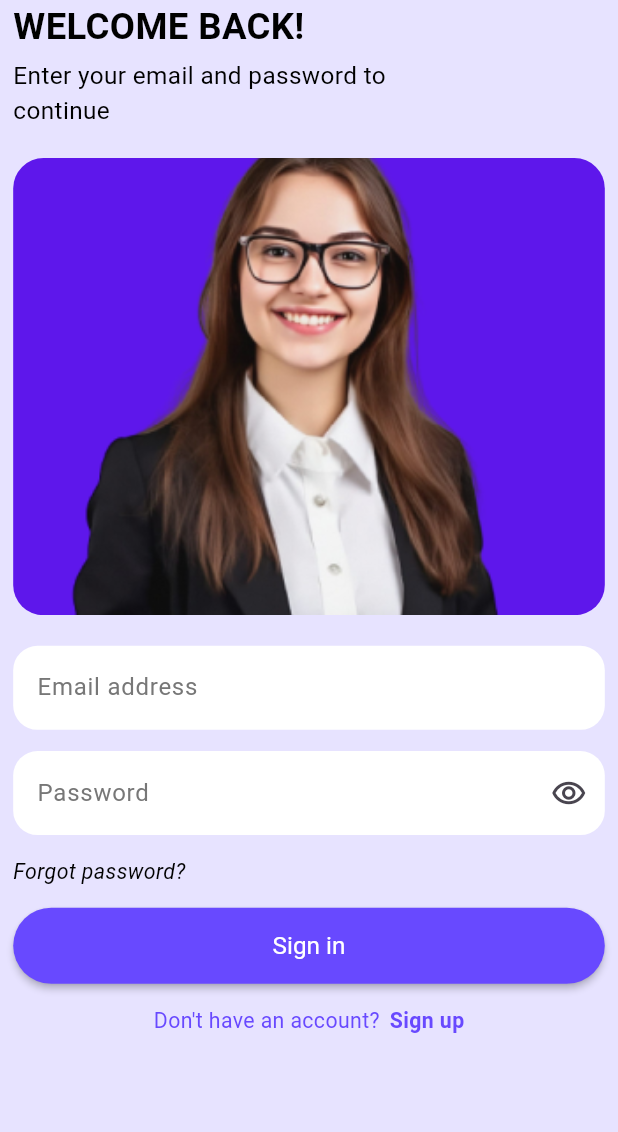
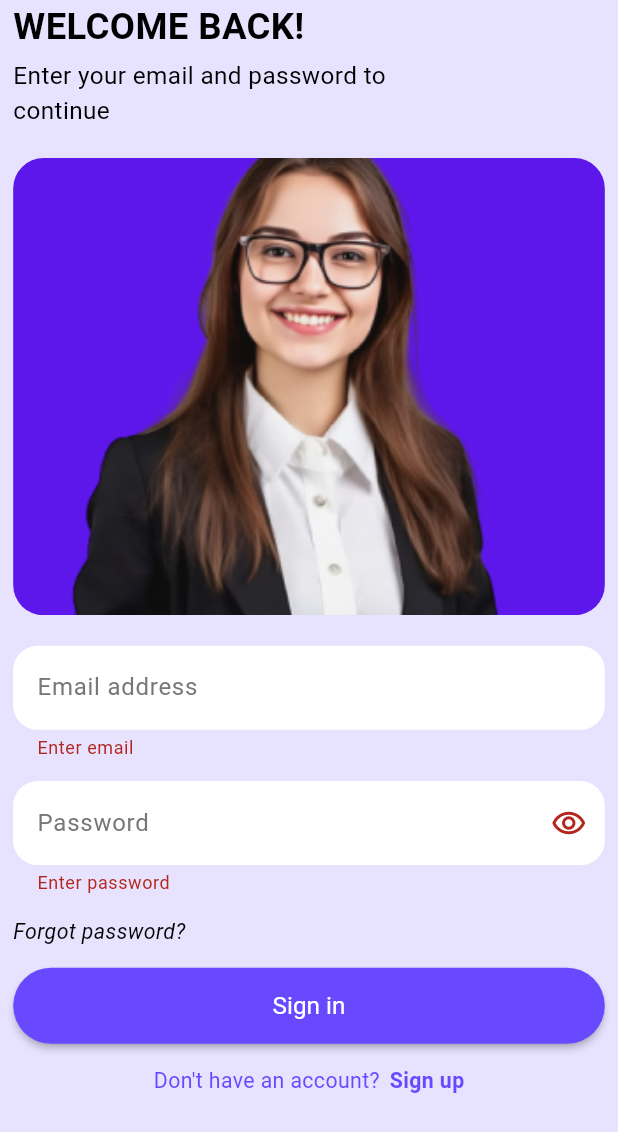
Before and after one commit to FrancisIje/speakup, a Flutter app: the screen it shows after launch, after a tap on "Sign in", on a phone screen of 412 x 824 dp. Shown: the top 1132 px of the screen. Run offline on Flutter 3.47's test engine with Material 2 defaults, Android fonts, the phone set to English and light mode, and no system bars; our stand-ins replace another_flutter_splash_screen, flutter_screenutil.

Commit message:
login and get started changes -images and validation

```diff
--- a/lib/screens/get_started/getstarted.dart
+++ b/lib/screens/get_started/getstarted.dart
@@ -56,7 +56,7 @@ class GetStartedScreen extends StatelessWidget {
                         child: SizedBox(
                           width: double.maxFinite,
                           child: Image.asset(
-                            "images/womanpurple.png",
+                            "images/mangreen.png",
                             fit: BoxFit.cover,
                           ),
                         ),
@@ -66,7 +66,7 @@ class GetStartedScreen extends StatelessWidget {
                         child: SizedBox(
                           width: double.maxFinite,
                           child: Image.asset(
-                            "images/womanpurple.png",
+                            "images/manpurple.png",
                             fit: BoxFit.cover,
                           ),
                         ),
@@ -76,7 +76,7 @@ class GetStartedScreen extends StatelessWidget {
                         child: SizedBox(
                           width: double.maxFinite,
                           child: Image.asset(
-                            "images/womanpurple.png",
+                            "images/manyellow.png",
                             fit: BoxFit.cover,
                           ),
                         ),
--- a/lib/screens/login/loginscreen.dart
+++ b/lib/screens/login/loginscreen.dart
@@ -68,6 +68,13 @@ class _LoginScreenState extends State<LoginScreen> {
                       height: 20.h,
                     ),
                     TextFormField(
+                      validator: (value) {
+                        if (value != null) {
+                          return 'Enter email';
+                        } else {
+                          return null;
+                        }
+                      },
                       controller: emailTextController,
                       decoration: InputDecoration(
                           hintStyle: const TextStyle(color: Color(0xFF777777)),
@@ -83,6 +90,13 @@ class _LoginScreenState extends State<LoginScreen> {
                       height: 14.h,
                     ),
                     TextFormField(
+                      validator: (value) {
+                        if (value != null) {
+                          return 'Enter password';
+                        } else {
+                          return null;
+                        }
+                      },
                       controller: passwordTextController,
                       obscureText: obsureText,
                       decoration: InputDecoration(
@@ -114,7 +128,11 @@ class _LoginScreenState extends State<LoginScreen> {
                       height: 14.h,
                     ),
                     ElevatedButton(
-                      onPressed: () {},
+                      onPressed: () {
+                        if (formKey.currentState!.validate()) {
+                          print('logged in');
+                        }
+                      },
                       style: ButtonStyle(
                         backgroundColor: const MaterialStatePropertyAll(
                             Color.fromRGBO(104, 73, 255, 1)),
```
Also changed, not shown: images/mangreen.png (added), images/manpurple.png (added), images/manyellow.png (added).
